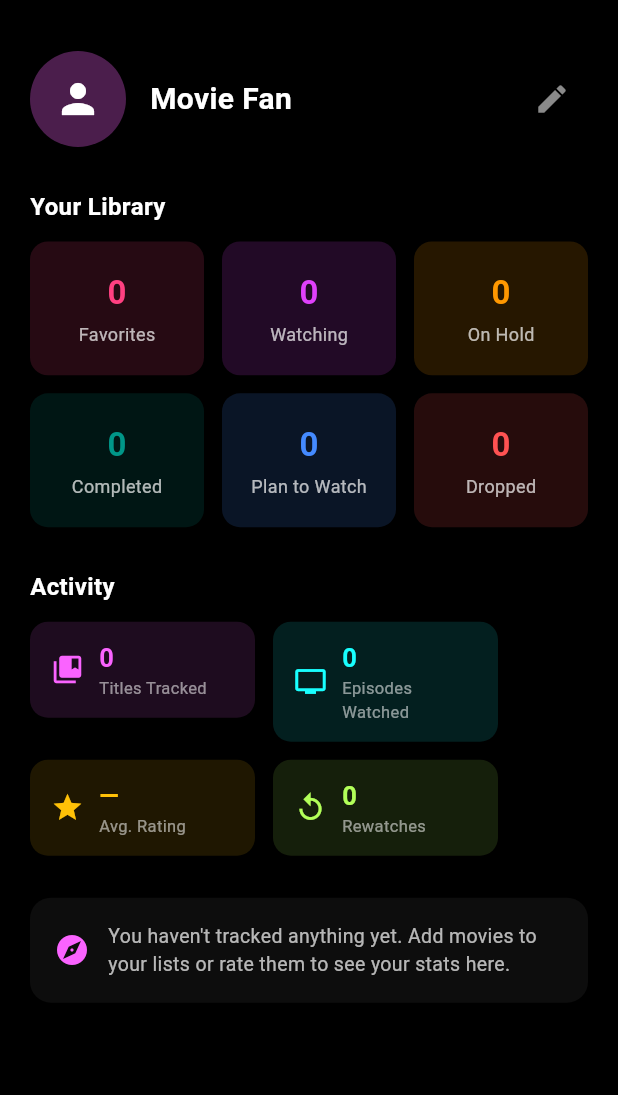
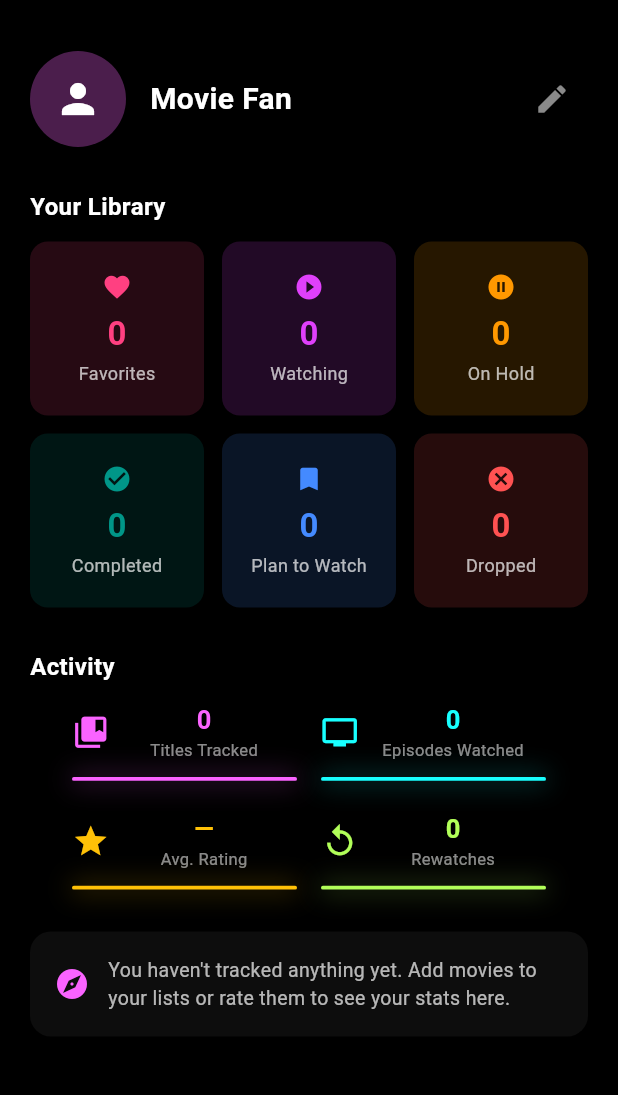
Before and after one commit to Soyokaze00/movie_night, a Flutter app: the ProfileTab screen opened directly, on a phone screen of 412 x 824 dp, the part 63-1158 px from its top. Run offline on Flutter 3.47's test engine with Material 3 defaults, Android fonts, the phone set to English and light mode, and no system bars; our stand-ins replace flutter_dotenv, sqflite, sqflite_common_ffi, sqflite_common_ffi_web; accounts and stored records are empty; Roboto replaces fonts that are missing (Times).

Commit message:
Redesign profile stat tiles and activity chips
Stat tiles gain icons and a square aspect ratio. Activity chips switch

from a horizontal icon+text box to a centered icon-over-label layout

with a colored underline accent. Top-rated poster cards get a fixed

height and a loading placeholder.

```diff
--- a/lib/screens/profile_tab.dart
+++ b/lib/screens/profile_tab.dart
@@ -94,27 +94,29 @@ class ProfileTab extends StatelessWidget {
       crossAxisCount: 3,
       mainAxisSpacing: 12,
       crossAxisSpacing: 12,
-      childAspectRatio: 1.3,
+      childAspectRatio: 1.0,
       children: [
-        _statTile("Favorites", provider.favoriteMovies.length, Colors.pinkAccent),
-        _statTile("Watching", provider.watchingMovies.length, Colors.purpleAccent),
-        _statTile("On Hold", provider.onHoldMovies.length, Colors.orange),
-        _statTile("Completed", provider.completedMovies.length, Colors.teal),
-        _statTile("Plan to Watch", provider.planToWatchMovies.length, Colors.blueAccent),
-        _statTile("Dropped", provider.droppedMovies.length, Colors.redAccent),
+        _statTile("Favorites", provider.favoriteMovies.length, Colors.pinkAccent, Icons.favorite),
+        _statTile("Watching", provider.watchingMovies.length, Colors.purpleAccent, Icons.play_circle_fill),
+        _statTile("On Hold", provider.onHoldMovies.length, Colors.orange, Icons.pause_circle_filled),
+        _statTile("Completed", provider.completedMovies.length, Colors.teal, Icons.check_circle),
+        _statTile("Plan to Watch", provider.planToWatchMovies.length, Colors.blueAccent, Icons.bookmark),
+        _statTile("Dropped", provider.droppedMovies.length, Colors.redAccent, Icons.cancel),
       ],
     );
   }
 
-  Widget _statTile(String label, int count, Color color) {
+  Widget _statTile(String label, int count, Color color, IconData icon) {
     return Container(
       decoration: BoxDecoration(color: color.withValues(alpha: 0.15), borderRadius: BorderRadius.circular(12)),
       alignment: Alignment.center,
       child: Column(
         mainAxisSize: MainAxisSize.min,
         children: [
+          Icon(icon, color: color, size: 20),
+          const SizedBox(height: 6),
           Text('$count', style: TextStyle(color: color, fontFamily: 'Times', fontSize: 22, fontWeight: FontWeight.bold)),
-          const SizedBox(height: 4),
+          const SizedBox(height: 2),
           Text(label, style: const TextStyle(color: Colors.white70, fontFamily: 'Times', fontSize: 12)),
         ],
       ),
@@ -123,34 +125,52 @@ class ProfileTab extends StatelessWidget {
 
   Widget _buildActivityRow(MovieProvider provider, ThemeData theme) {
     final avg = provider.averageScore;
-    return Wrap(
-      spacing: 12,
-      runSpacing: 12,
+    return Center(
+      child: Wrap(
+        alignment: WrapAlignment.center,
+        spacing: 16,
+        runSpacing: 20,
         children: [
           _activityChip(Icons.collections_bookmark, "${provider.libraryMovies.length}", "Titles Tracked", theme.colorScheme.secondary),
           _activityChip(Icons.tv, "${provider.totalEpisodesWatched}", "Episodes Watched", Colors.cyanAccent),
           _activityChip(Icons.star, avg == 0 ? "—" : avg.toStringAsFixed(1), "Avg. Rating", Colors.amber),
           _activityChip(Icons.replay, "${provider.totalRewatches}", "Rewatches", Colors.lightGreenAccent),
         ],
+      ),
     );
   }
 
   Widget _activityChip(IconData icon, String value, String label, Color color) {
-    return Container(
+    return SizedBox(
       width: 150,
-      padding: const EdgeInsets.symmetric(horizontal: 14, vertical: 12),
-      decoration: BoxDecoration(color: color.withValues(alpha: 0.12), borderRadius: BorderRadius.circular(12)),
-      child: Row(
-        children: [
-          Icon(icon, color: color, size: 22),
-          const SizedBox(width: 10),
-          Expanded(
       child: Column(
         crossAxisAlignment: CrossAxisAlignment.start,
         mainAxisSize: MainAxisSize.min,
         children: [
+          Row(
+            children: [
+              Icon(icon, color: color, size: 25),
+              const SizedBox(width: 1),
+              Expanded(
+                child: Column(
+                  crossAxisAlignment: CrossAxisAlignment.center,
+                  mainAxisSize: MainAxisSize.min,
+                  children: [
                     Text(value, style: TextStyle(color: color, fontFamily: 'Times', fontSize: 17, fontWeight: FontWeight.bold)),
                     Text(label, style: const TextStyle(color: Colors.white54, fontFamily: 'Times', fontSize: 11)),
+                  ],
+                ),
+              ),
+            ],
+          ),
+          const SizedBox(height: 10),
+          Container(
+            height: 2.5,
+            decoration: BoxDecoration(
+              color: color,
+              borderRadius: BorderRadius.circular(2),
+              boxShadow: [
+                BoxShadow(color: color.withValues(alpha: 0.4), blurRadius: 14, spreadRadius: 1),
               ],
             ),
           ),
@@ -169,7 +189,6 @@ class ProfileTab extends StatelessWidget {
       ),
     );
   }
-
 
   Widget _buildTopRatedRow(BuildContext context, MovieProvider provider) {
     const imageBaseUrl = 'https://image.tmdb.org/t/p/w500';
@@ -192,7 +211,8 @@ class ProfileTab extends StatelessWidget {
             onTap: () =>
                 Navigator.push(context, MaterialPageRoute(builder: (_) => MovieDetailScreen(movieId: movie.id, mediaType: movie.mediaType))),
             child: Container(
-              width: 120,
+              width: 130,
+              height: 190,
               padding: const EdgeInsets.all(1.5),
               decoration: BoxDecoration(
                 borderRadius: BorderRadius.circular(13),
@@ -204,16 +224,17 @@ class ProfileTab extends StatelessWidget {
               child: ClipRRect(
                 borderRadius: BorderRadius.circular(11.5),
                 child: Stack(
+                  fit: StackFit.expand,
                   children: [
                     movie.posterPath.isEmpty
-                        ? Container(height: 170, width: 120, color: Colors.white10, child: const Icon(Icons.movie, color: Colors.white38))
+                        ? Container(color: Colors.white10, child: const Icon(Icons.movie, color: Colors.white38))
                         : Image.network(
                             '$imageBaseUrl${movie.posterPath}',
-                            height: 170,
-                            width: 120,
                             fit: BoxFit.cover,
                             errorBuilder: (context, error, stackTrace) =>
-                                Container(height: 170, width: 120, color: Colors.white10, child: const Icon(Icons.movie, color: Colors.white38)),
+                                Container(color: Colors.white10, child: const Icon(Icons.movie, color: Colors.white38)),
+                            loadingBuilder: (context, child, progress) =>
+                                progress == null ? child : Container(color: Colors.white10),
                           ),
                     Positioned(
                       top: 6,
```
Lines whose indentation alone changed are shown as unchanged.
